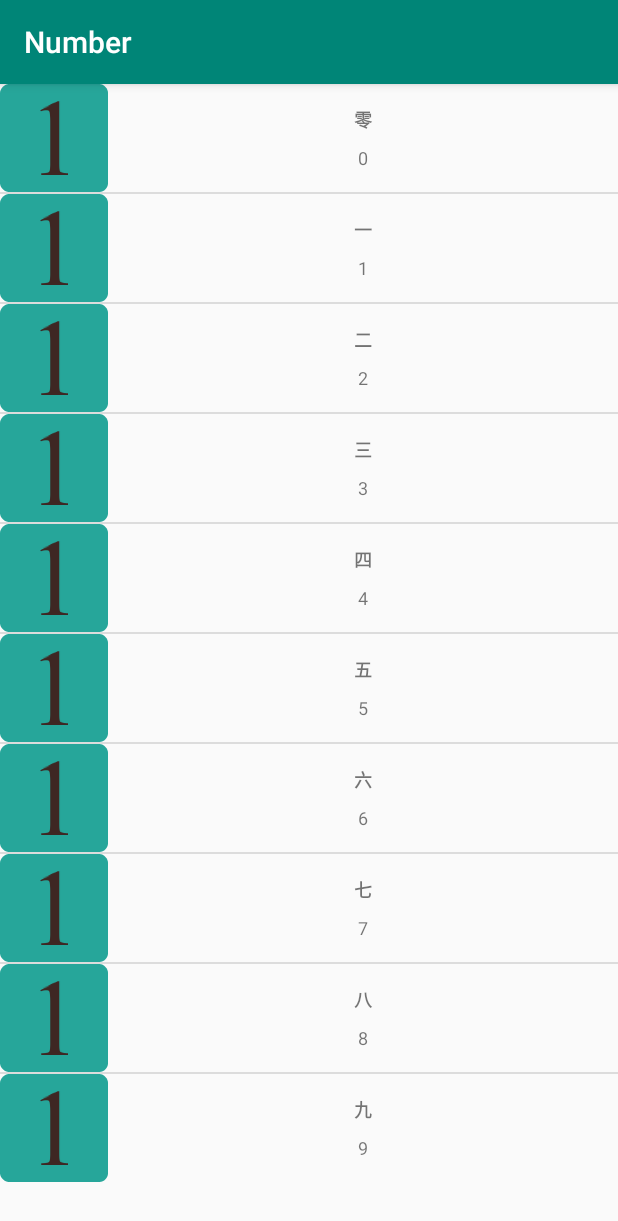
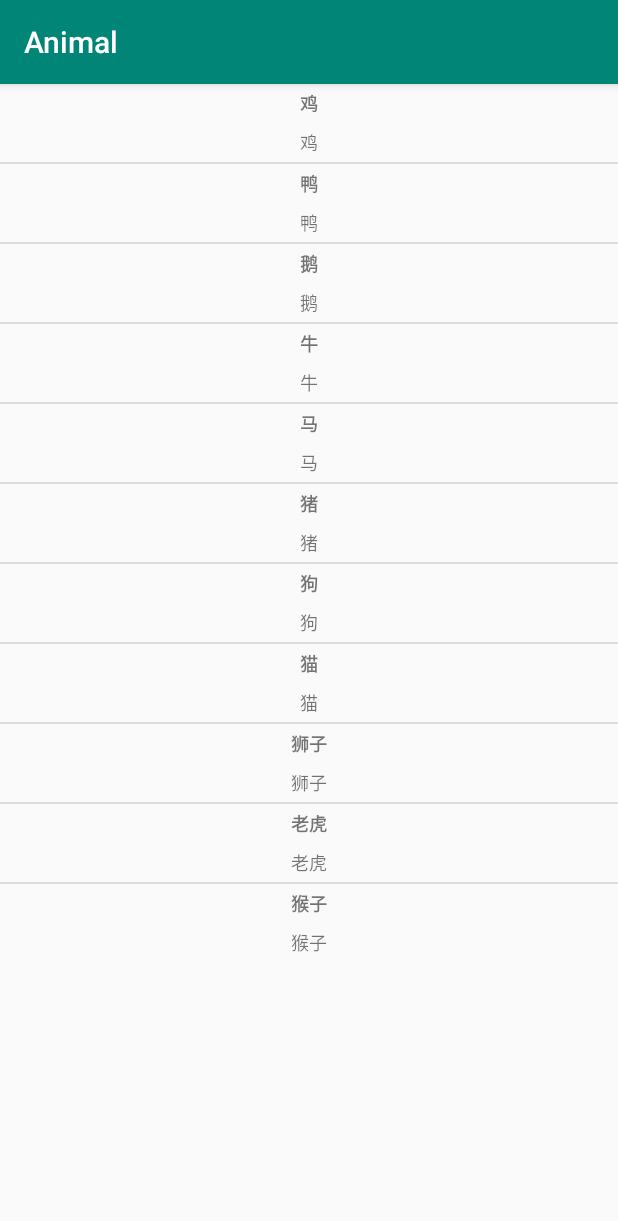
Before and after one commit to HulkSun/learnandroid, an Android app: the AnimalActivity screen opened directly, with no data from a screen before it, on a phone screen of 412 x 824 dp. Shown: the top 1221 px of the screen. Run offline under Robolectric (Android 15) with nearby library versions, the phone set to English and light mode, and no system bars.

Commit message:
update 完善内容

```diff
--- a/songzinese/app/build.gradle
+++ b/songzinese/app/build.gradle
@@ -30,4 +30,6 @@ dependencies {
     testImplementation 'junit:junit:4.12'
     androidTestImplementation 'com.android.support.test:runner:1.0.2'
     androidTestImplementation 'com.android.support.test.espresso:espresso-core:3.0.2'
+    implementation 'com.github.salomonbrys.kotson:kotson:2.5.0'
+
 }
--- a/songzinese/app/src/main/AndroidManifest.xml
+++ b/songzinese/app/src/main/AndroidManifest.xml
@@ -18,8 +18,8 @@
         <activity android:name=".FoodActivity"
                   android:label="@string/food">
         </activity>
-        <activity android:name=".NumberActivity"
-                  android:label="@string/number">
+        <activity android:name=".AnimalActivity"
+                  android:label="@string/animal">
         </activity>
         <activity android:name=".MainActivity">
             <intent-filter>
--- a/songzinese/app/src/main/java/com/hulk/songzinese/NumberActivity.kt
+++ b/songzinese/app/src/main/java/com/hulk/songzinese/AnimalActivity.kt
@@ -7,7 +7,7 @@ import android.os.Bundle
 import android.support.v7.app.AppCompatActivity
 import android.widget.ListView
 
-class NumberActivity : AppCompatActivity() {
+class AnimalActivity : AppCompatActivity() {
 
     private var mediaPlayer: MediaPlayer? = null
     private var audioManger: AudioManager? = null
@@ -30,16 +30,18 @@ class NumberActivity : AppCompatActivity() {
         setContentView(R.layout.activity_word)
         audioManger = getSystemService(Context.AUDIO_SERVICE) as AudioManager?
         val wordList = ArrayList<Word>()
-        wordList.add(Word("零", "0", R.mipmap.number_zero, R.raw.number_one))
-        wordList.add(Word("一", "1", R.mipmap.number_one, R.raw.number_one))
-        wordList.add(Word("二", "2", R.mipmap.number_two, R.raw.number_one))
-        wordList.add(Word("三", "3", R.mipmap.number_three, R.raw.number_one))
-        wordList.add(Word("四", "4", R.mipmap.number_four, R.raw.number_one))
-        wordList.add(Word("五", "5", R.mipmap.number_five, R.raw.number_one))
-        wordList.add(Word("六", "6", R.mipmap.number_six, R.raw.number_one))
-        wordList.add(Word("七", "7", R.mipmap.number_seven, R.raw.number_one))
-        wordList.add(Word("八", "8", R.mipmap.number_eight, R.raw.number_one))
-        wordList.add(Word("九", "9", R.mipmap.number_nine, R.raw.number_one))
+        wordList.add(Word("鸡", "鸡"))
+        wordList.add(Word("鸭", "鸭"))
+        wordList.add(Word("鹅", "鹅"))
+        wordList.add(Word("牛", "牛"))
+        wordList.add(Word("马", "马"))
+        wordList.add(Word("猪", "猪"))
+        wordList.add(Word("狗", "狗"))
+        wordList.add(Word("猫", "猫"))
+        wordList.add(Word("狮子", "狮子"))
+        wordList.add(Word("老虎", "老虎"))
+        wordList.add(Word("猴子", "猴子"))
+
         val wordAdapter = WordAdapter(this, R.layout.word_item, wordList)
         val listView = findViewById<ListView>(R.id.word_list_view)
         listView.adapter = wordAdapter
--- a/songzinese/app/src/main/java/com/hulk/songzinese/MainActivity.kt
+++ b/songzinese/app/src/main/java/com/hulk/songzinese/MainActivity.kt
@@ -11,9 +11,9 @@ class MainActivity : AppCompatActivity() {
         super.onCreate(savedInstanceState)
         setContentView(R.layout.activity_main)
 
-        number_button.setOnClickListener {
+        animal_button.setOnClickListener {
             val intent = Intent()
-            intent.setClass(this, NumberActivity::class.java)
+            intent.setClass(this, AnimalActivity::class.java)
             startActivity(intent)
         }
 
--- a/songzinese/app/src/main/res/values/colors.xml
+++ b/songzinese/app/src/main/res/values/colors.xml
@@ -3,7 +3,7 @@
     <color name="colorPrimary">#008577</color>
     <color name="colorPrimaryDark">#00574B</color>
     <color name="colorAccent">#D81B60</color>
-    <color name="colorNumber">#039be5</color>
+    <color name="colorAnimal">#039be5</color>
     <color name="colorRelation">#fdd835</color>
     <color name="colorFood">#8e24aa</color>
     <color name="colorPhrase">#039be5</color>
--- a/songzinese/app/src/main/res/values/strings.xml
+++ b/songzinese/app/src/main/res/values/strings.xml
@@ -1,6 +1,6 @@
 <resources>
     <string name="app_name">songzinese</string>
-    <string name="number">Number</string>
+    <string name="animal">Animal</string>
     <string name="relation">Relation</string>
     <string name="food">Food</string>
     <string name="phrase">Phrase</string>
```
Also changed, not shown: songzinese/app/src/main/java/com/hulk/songzinese/FoodActivity.kt (+16 -1 lines), songzinese/app/src/main/java/com/hulk/songzinese/PhraseActivity.kt (+8 -1 lines), songzinese/app/src/main/java/com/hulk/songzinese/RelationActivity.kt (+12 -1 lines), songzinese/app/src/main/res/layout/activity_main.xml (+6 -6 lines), 1 other file.
